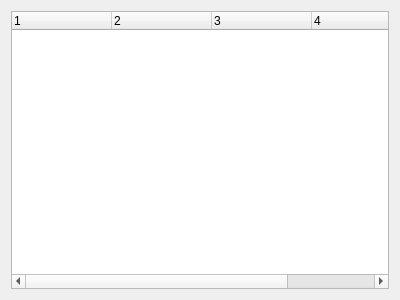
gitjip/microtrade, file client/orderwidget.ui: the form before one commit.
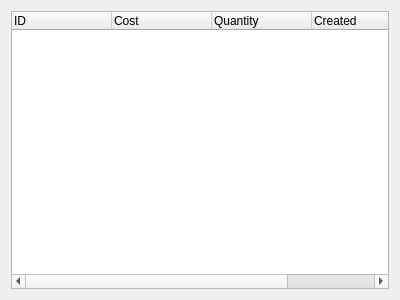
The form after the commit.

Diff of the .ui file:
```diff
--- a/client/orderwidget.ui
+++ b/client/orderwidget.ui
@@ -24,27 +24,27 @@
      </attribute>
      <column>
       <property name="text">
-       <string>1</string>
+       <string>ID</string>
       </property>
      </column>
      <column>
       <property name="text">
-       <string>2</string>
+       <string>Cost</string>
       </property>
      </column>
      <column>
       <property name="text">
-       <string>3</string>
+       <string>Quantity</string>
       </property>
      </column>
      <column>
       <property name="text">
-       <string>4</string>
+       <string>Created</string>
       </property>
      </column>
      <column>
       <property name="text">
-       <string>5</string>
+       <string>Product</string>
       </property>
      </column>
     </widget>
```
